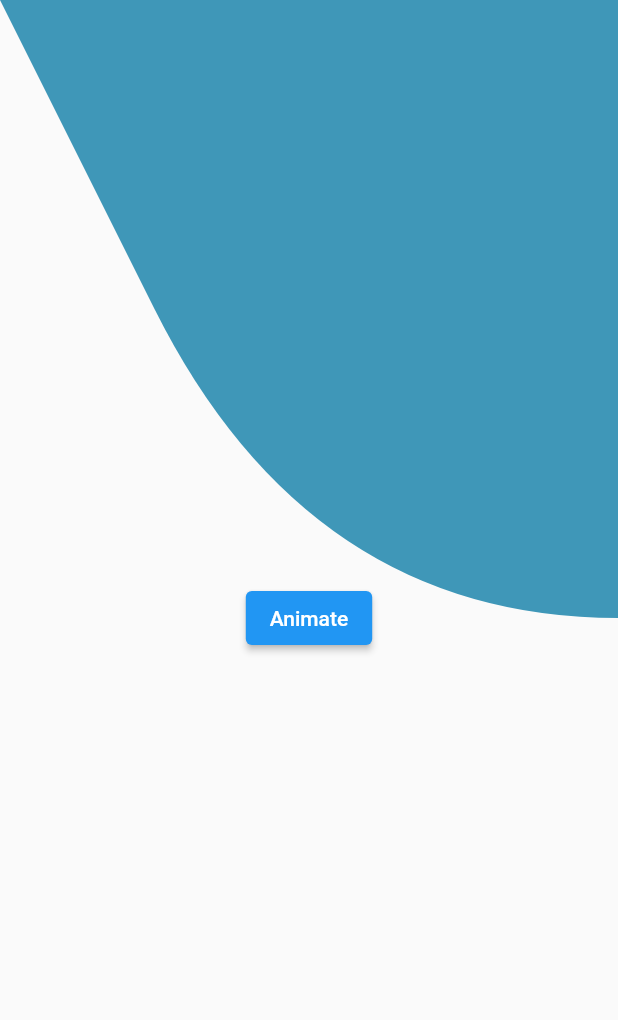
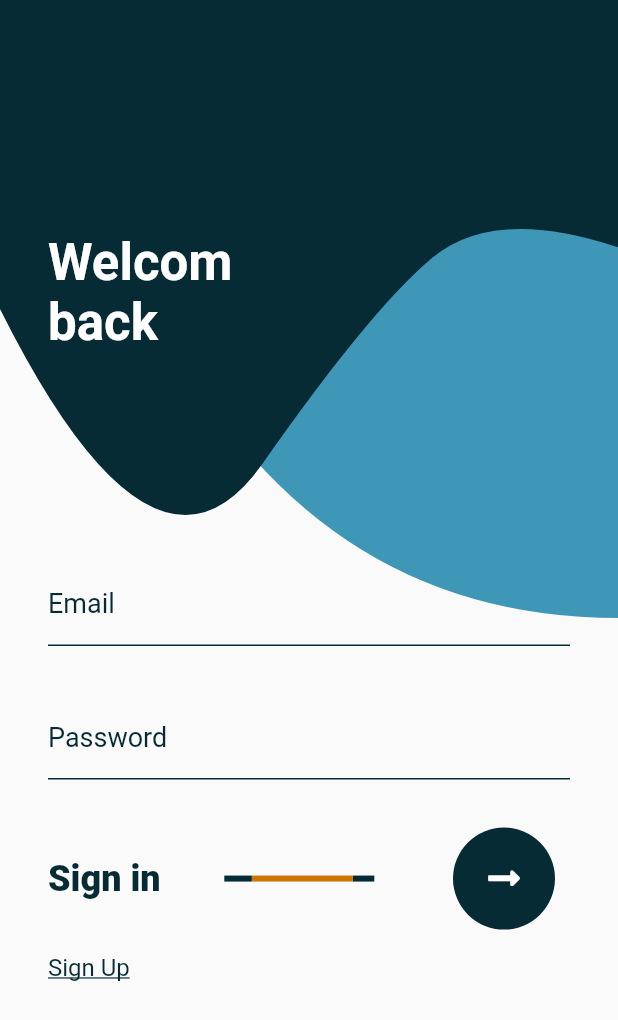
Before and after one commit to TariqHattab/Login_UI_Animation, a Flutter app: the screen it shows after launch, on a phone screen of 412 x 824 dp. Shown: the top 1020 px of the screen. Run offline on Flutter 3.47's test engine with Material 2 defaults, Android fonts, the phone set to English and light mode, and no system bars; our stand-ins replace font_awesome_flutter; generated files the repository leaves out were written again.

Commit message:
normal ui finished

```diff
--- /dev/null
+++ b/l10n.yaml
@@ -0,0 +1,3 @@
+arb-dir: lib/l10n
+template-arb-file: app_en.arb
+output-localization-file: app_localizations.dart
--- /dev/null
+++ b/lib/auth/first_animation_page.dart
@@ -0,0 +1,101 @@
+// import 'package:custom_animations_playground/auth/decoration_functions.dart';
+import 'package:animations/animations.dart';
+import 'package:custom_animations_playground/auth/widgets/background_painter.dart';
+import 'package:custom_animations_playground/auth/widgets/sign_bar.dart';
+import 'package:custom_animations_playground/auth/widgets/sign_in.dart';
+import 'package:custom_animations_playground/auth/widgets/sign_up.dart';
+import 'package:flutter/material.dart';
+
+class FirstPage extends StatefulWidget {
+  const FirstPage({Key? key}) : super(key: key);
+
+  @override
+  State<FirstPage> createState() => _FirstPageState();
+}
+
+class _FirstPageState extends State<FirstPage>
+    with SingleTickerProviderStateMixin {
+  late AnimationController _animationController;
+  ValueNotifier<bool> isOpened = ValueNotifier<bool>(false);
+  @override
+  void initState() {
+    super.initState();
+    _animationController = AnimationController(
+        vsync: this, duration: const Duration(milliseconds: 2290));
+  }
+
+  @override
+  void dispose() {
+    _animationController.dispose();
+    super.dispose();
+  }
+
+  @override
+  Widget build(BuildContext context) {
+    return Scaffold(
+      body: SafeArea(
+        child: Stack(
+          children: [
+            SizedBox.expand(
+              child: CustomPaint(
+                painter: TestPainter(animation: _animationController.view),
+                child: Container(
+                  height: 100,
+                  width: 100,
+                ),
+              ),
+            ),
+            ValueListenableBuilder<bool>(
+                valueListenable: isOpened,
+                builder: (context, isOpenedValue, ch) {
+                  return Center(
+                    child: PageTransitionSwitcher(
+                        reverse: isOpenedValue,
+                        // switchInCurve: SpringCurve(),
+                        // switchOutCurve: Curves.easeInExpo, // Curves.easeInOut,
+                        transitionBuilder:
+                            (child, animation, seconderyAnimation) {
+                          return SharedAxisTransition(
+                            animation: animation,
+                            secondaryAnimation: seconderyAnimation,
+                            fillColor: Colors.transparent,
+                            transitionType: SharedAxisTransitionType.vertical,
+                            child: child,
+                          );
+                        },
+                        duration: Duration(milliseconds: 500),
+                        child: isOpenedValue
+                            ? SignUp(onSignInClicked: () {
+                                isOpened.value = false;
+                                _animationController.reverse(from: 1);
+                              })
+                            : SignIn(onSignUpClicked: () {
+                                isOpened.value = true;
+                                _animationController.forward(from: 0);
+                              })),
+                  );
+                }),
+            // Center(
+            //   child: ElevatedButton(
+            //     child: Text('Animate'),
+            //     onPressed: () => toggleAnimation(),
+            //   ),
+            // )
+          ],
+        ),
+      ),
+    );
+  }
+
+  TickerFuture toggleAnimation() {
+    if (isOpened.value) {
+      isOpened.value = false;
+
+      return _animationController.reverse();
+    } else {
+      isOpened.value = true;
+
+      return _animationController.forward();
+    }
+  }
+}
--- a/lib/background_painter.dart
+++ b/lib/auth/widgets/background_painter.dart
@@ -1,18 +1,18 @@
 import 'dart:math';
 import 'dart:ui';
 
-import 'package:custom_animations_playground/pallet.dart';
+import 'package:custom_animations_playground/utils/pallet.dart';
 import 'package:flutter/material.dart';
 import 'package:flutter/rendering.dart';
 
 class TestPainter extends CustomPainter {
   TestPainter({required Animation<double> animation})
       : tempAnim = animation,
-        deepBluePaint = Paint()
-          ..color = Pallet.deepBlue
+        bluePaint = Paint()
+          ..color = Pallet.lightBlue
           ..style = PaintingStyle.fill,
         greyPaint = Paint()
-          ..color = Pallet.lightBlue
+          ..color = Pallet.darkBlue
           ..style = PaintingStyle.fill,
         orangePaint = Paint()
           ..color = Pallet.orange
@@ -47,7 +47,7 @@ class TestPainter extends CustomPainter {
   final Animation<double> greyAnim;
   final Animation<double> orangeAnim;
 
-  final Paint deepBluePaint;
+  final Paint bluePaint;
   final Paint greyPaint;
   final Paint orangePaint;
 
@@ -55,10 +55,12 @@ class TestPainter extends CustomPainter {
   void paint(Canvas canvas, Size size) {
     print('painting');
     // canvas.drawPaint(Paint()..color = Colors.red);
-    _paintBlue(canvas, size);
+    _paintBlue(size, canvas);
+    _paintGrey(size, canvas);
+    _paintOrange(size, canvas);
   }
 
-  _paintBlue(Canvas canvas, Size size) {
+  _paintBlue(Size size, Canvas canvas) {
     var path = Path();
     path.moveTo(size.width, size.height / 2);
     path.lineTo(size.width, 0);
@@ -70,7 +72,7 @@ class TestPainter extends CustomPainter {
     );
     print('blueAnim.value =${blueAnim.value}');
     print('tempAnim.value =${tempAnim.value}');
-    // path.quadraticBezierTo(
+    // path.quadraticBezierTo(blueAnim.value
     //     size.width * 4.9 / 5, 0, size.width, size.height / 2);
     var a = size.width / 2;
     var b = size.width;
@@ -78,14 +80,96 @@ class TestPainter extends CustomPainter {
 
     _addPointsToPath(path, [
       Point(
-        lerpDouble(0, size.width / 2, blueAnim.value) ?? 0,
+        lerpDouble(0, size.width / 3, blueAnim.value) ?? 0,
         lerpDouble(0, size.height, blueAnim.value) ?? 0,
       ),
-      Point(size.width / 2, size.height / 2),
-      Point(size.width, size.height / 2),
+      Point(
+        lerpDouble(size.width / 2, size.width * 3 / 4, liquidAnim.value) ?? 0,
+        lerpDouble(size.height / 2, size.height * 3 / 4, liquidAnim.value) ?? 0,
+      ),
+      Point(
+        size.width,
+        // size.width + size.width / 25,
+        // lerpDouble(size.height / 2, size.height * 47 / 64, liquidAnim.value) ??
+        lerpDouble(size.height / 2, size.height * 3 / 4, liquidAnim.value) ?? 0,
+      ),
     ]);
 
+    canvas.drawPath(path, bluePaint);
+  }
+
+  void _paintGrey(Size size, Canvas canvas) {
+    final path = Path();
+    path.moveTo(size.width, 300);
+    path.lineTo(size.width, 0);
+    path.lineTo(0, 0);
+    path.lineTo(
+      0,
+      lerpDouble(
+            size.height / 4,
+            size.height / 2,
+            greyAnim.value,
+          ) ??
+          0,
+    );
+    _addPointsToPath(
+      path,
+      [
+        Point(
+          size.width / 4,
+          lerpDouble(size.height / 2, size.height * 3 / 4, liquidAnim.value) ??
+              0,
+        ),
+        Point(
+          size.width * 3 / 5,
+          lerpDouble(size.height / 4, size.height / 2, liquidAnim.value) ?? 0,
+        ),
+        Point(
+          size.width * 4 / 5,
+          lerpDouble(size.height / 6, size.height / 3, greyAnim.value) ?? 0,
+        ),
+        Point(
+          size.width,
+          lerpDouble(size.height / 5, size.height / 4, greyAnim.value) ?? 0,
+        ),
+      ],
+    );
+
     canvas.drawPath(path, greyPaint);
+  }
+
+  void _paintOrange(Size size, Canvas canvas) {
+    if (orangeAnim.value > 0) {
+      final path = Path();
+
+      path.moveTo(size.width * 3 / 4, 0);
+      path.lineTo(0, 0);
+      path.lineTo(
+        0,
+        lerpDouble(0, size.height / 12, orangeAnim.value) ?? 0,
+      );
+
+      _addPointsToPath(path, [
+        Point(
+          size.width / 7,
+          lerpDouble(0, size.height / 6, liquidAnim.value) ?? 0,
+        ),
+        Point(
+          size.width / 3,
+          lerpDouble(0, size.height / 10, liquidAnim.value) ?? 0,
+        ),
+        Point(
+          size.width / 3 * 2,
+          lerpDouble(0, size.height / 8, liquidAnim.value) ?? 0,
+        ),
+        Point(
+          size.width * 3 / 4,
+          0,
+        ),
+      ]);
+
+      canvas.drawPath(path, orangePaint);
+    }
   }
 
   void _addPointsToPath(Path path, List<Point> points) {
--- /dev/null
+++ b/lib/auth/widgets/decoration_functions.dart
@@ -0,0 +1,47 @@
+import 'package:custom_animations_playground/utils/pallet.dart';
+import 'package:flutter/material.dart';
+
+InputDecoration registerInputDecoration(
+    {required String hintText, required bool isSignIn}) {
+  return InputDecoration(
+    contentPadding: const EdgeInsets.symmetric(vertical: 18.0),
+    hintStyle: TextStyle(
+        color: isSignIn ? Pallet.darkBlue : Colors.white, fontSize: 18),
+    hintText: hintText,
+    focusedBorder: UnderlineInputBorder(
+      borderSide: BorderSide(
+          color: isSignIn ? Pallet.darkBlue : Colors.white, width: 2),
+    ),
+    enabledBorder: UnderlineInputBorder(
+      borderSide: BorderSide(color: isSignIn ? Pallet.darkBlue : Colors.white),
+    ),
+    errorBorder: UnderlineInputBorder(
+      borderSide: BorderSide(color: Pallet.orange),
+    ),
+    focusedErrorBorder: const UnderlineInputBorder(
+      borderSide: BorderSide(width: 2.0, color: Pallet.orange),
+    ),
+    errorStyle: TextStyle(color: isSignIn ? Pallet.darkBlue : Colors.white),
+  );
+}
+
+InputDecoration signInInputDecoration({required String hintText}) {
+  return InputDecoration(
+    contentPadding: const EdgeInsets.symmetric(vertical: 18.0),
+    hintStyle: const TextStyle(fontSize: 18),
+    hintText: hintText,
+    focusedBorder: const UnderlineInputBorder(
+      borderSide: BorderSide(width: 2, color: Pallet.darkBlue),
+    ),
+    enabledBorder: const UnderlineInputBorder(
+      borderSide: BorderSide(color: Pallet.darkBlue),
+    ),
+    errorBorder: const UnderlineInputBorder(
+      borderSide: BorderSide(color: Pallet.darkOrange),
+    ),
+    focusedErrorBorder: const UnderlineInputBorder(
+      borderSide: BorderSide(width: 2.0, color: Pallet.darkOrange),
+    ),
+    errorStyle: const TextStyle(color: Pallet.darkOrange),
+  );
+}
--- /dev/null
+++ b/lib/auth/widgets/sign_bar.dart
@@ -0,0 +1,133 @@
+import 'package:custom_animations_playground/utils/pallet.dart';
+import 'package:flutter/material.dart';
+import 'package:font_awesome_flutter/font_awesome_flutter.dart';
+
+class SignUpBar extends StatelessWidget {
+  const SignUpBar({
+    Key? key,
+    required this.label,
+    required this.onPressed,
+    required this.isLoading,
+  }) : super(key: key);
+
+  final String label;
+  final VoidCallback onPressed;
+  final bool isLoading;
+
+  @override
+  Widget build(BuildContext context) {
+    return Padding(
+      padding: const EdgeInsets.symmetric(vertical: 16.0),
+      child: Row(
+        mainAxisAlignment: MainAxisAlignment.spaceBetween,
+        children: [
+          Text(
+            label,
+            style: const TextStyle(
+              fontWeight: FontWeight.w800,
+              color: Colors.white,
+              fontSize: 24,
+            ),
+          ),
+          Expanded(
+            child: Center(
+              child: _LoadingIndicator(isLoading: isLoading),
+            ),
+          ),
+          _RoundContinueButton(onPressed: onPressed),
+        ],
+      ),
+    );
+  }
+}
+
+class SignInBar extends StatelessWidget {
+  const SignInBar({
+    Key? key,
+    required this.label,
+    required this.isLoading,
+    required this.onPressed,
+  }) : super(key: key);
+
+  final String label;
+  final bool isLoading;
+
+  final VoidCallback onPressed;
+
+  @override
+  Widget build(BuildContext context) {
+    return Padding(
+      padding: const EdgeInsets.symmetric(vertical: 16.0),
+      child: Row(
+        mainAxisAlignment: MainAxisAlignment.spaceBetween,
+        children: [
+          Text(
+            label,
+            style: const TextStyle(
+              fontWeight: FontWeight.w800,
+              color: Pallet.darkBlue,
+              fontSize: 24,
+            ),
+          ),
+          Expanded(
+            child: Center(
+              child: _LoadingIndicator(isLoading: isLoading),
+            ),
+          ),
+          _RoundContinueButton(
+            onPressed: onPressed,
+          )
+        ],
+      ),
+    );
+  }
+}
+
+class _LoadingIndicator extends StatelessWidget {
+  const _LoadingIndicator({
+    Key? key,
+    required this.isLoading,
+  }) : super(key: key);
+
+  final bool isLoading;
+
+  @override
+  Widget build(BuildContext context) {
+    return ConstrainedBox(
+      constraints: const BoxConstraints(maxWidth: 100),
+      child: Visibility(
+        visible: isLoading,
+        child: const LinearProgressIndicator(
+          backgroundColor: Pallet.darkBlue,
+          color: Pallet.darkOrange,
+        ),
+      ),
+    );
+  }
+}
+
+class _RoundContinueButton extends StatelessWidget {
+  const _RoundContinueButton({
+    Key? key,
+    required this.onPressed,
+  }) : super(key: key);
+
+  final VoidCallback onPressed;
+
+  @override
+  Widget build(BuildContext context) {
+    return RawMaterialButton(
+      onPressed: onPressed,
+      elevation: 0.0,
+      fillColor: Pallet.darkBlue,
+      splashColor: Pallet.darkOrange,
+      padding: const EdgeInsets.all(22.0),
+      shape: const CircleBorder(),
+      child: const Icon(
+        FontAwesomeIcons.longArrowAltRight,
+        color: Colors.white,
+        size: 24.0,
+      ),
+    );
+  }
+}
--- /dev/null
+++ b/lib/auth/widgets/sign_in.dart
@@ -0,0 +1,110 @@
+import 'package:custom_animations_playground/auth/widgets/decoration_functions.dart';
+import 'package:custom_animations_playground/auth/widgets/sign_bar.dart';
+import 'package:custom_animations_playground/utils/pallet.dart';
+import 'package:flutter/material.dart';
+
+class SignIn extends StatelessWidget {
+  const SignIn({
+    Key? key,
+    required this.onSignUpClicked,
+  }) : super(key: key);
+
+  final void Function() onSignUpClicked;
+
+  @override
+  Widget build(BuildContext context) {
+    return Padding(
+      padding: const EdgeInsets.all(32.0),
+      child: Column(
+        mainAxisAlignment: MainAxisAlignment.center,
+        children: [
+          const Expanded(
+            flex: 3,
+            child: Align(
+                alignment: Alignment.centerLeft,
+                child: Text(
+                  'Welcom\nback',
+                  style: TextStyle(
+                    color: Colors.white,
+                    fontWeight: FontWeight.w600,
+                    fontSize: 34,
+                  ),
+                )),
+          ),
+          Expanded(
+            flex: 4,
+            child: ListView(
+              children: [
+                Padding(
+                  padding: const EdgeInsets.symmetric(vertical: 16),
+                  child: TextFormField(
+                      keyboardType: TextInputType.emailAddress,
+                      style: const TextStyle(
+                        fontSize: 18,
+                        color: Pallet.darkBlue,
+                      ),
+                      decoration: registerInputDecoration(
+                          hintText: 'Email', isSignIn: true),
+                      autocorrect: false,
+                      // onChanged: (value) => context
+                      //     .read<SignInHandlerStateNotifier>()
+                      //     .emailChanged(EmailAddress(value)),
+                      validator: (value) {
+                        const emailRegex =
+                            r"""^[a-zA-Z0-9.a-zA-Z0-9.!#$%&'*+-/=?^_`{|}~]+@[a-zA-Z0-9]+\.[a-zA-Z]+""";
+
+                        if (RegExp(emailRegex).hasMatch(value ?? '')) {
+                          return null;
+                        }
+                        return 'invalid email';
+                      }),
+                ),
+                Padding(
+                  padding: const EdgeInsets.symmetric(vertical: 16),
+                  child: TextFormField(
+                      autocorrect: false,
+                      obscureText: true,
+                      style: const TextStyle(
+                        fontSize: 18,
+                        color: Colors.white,
+                      ),
+                      decoration: registerInputDecoration(
+                          hintText: 'Password', isSignIn: true),
+                      validator: (value) {
+                        if (value?.isNotEmpty ?? false) {
+                          return null;
+                        }
+                        return 'password required';
+                      }),
+                ),
+                SignInBar(
+                  label: 'Sign in',
+                  isLoading: true,
+                  onPressed: () {},
+                ),
+                Align(
+                  alignment: Alignment.centerLeft,
+                  child: InkWell(
+                    splashColor: Colors.white,
+                    onTap: () {
+                      // print('cliked');
+                      onSignUpClicked();
+                    },
+                    child: const Text(
+                      'Sign Up',
+                      style: TextStyle(
+                        color: Pallet.darkBlue,
+                        fontSize: 16,
+                        decoration: TextDecoration.underline,
+                      ),
+                    ),
+                  ),
+                ),
+              ],
+            ),
+          ),
+        ],
+      ),
+    );
+  }
+}
--- a/lib/first_animation_page.dart
+++ /dev/null
@@ -1,52 +0,0 @@
-import 'package:custom_animations_playground/background_painter.dart';
-import 'package:flutter/material.dart';
-
-class FirstPage extends StatefulWidget {
-  const FirstPage({Key? key}) : super(key: key);
-
-  @override
-  State<FirstPage> createState() => _FirstPageState();
-}
-
-class _FirstPageState extends State<FirstPage>
-    with SingleTickerProviderStateMixin {
-  late AnimationController _animationController;
-
-  @override
-  void initState() {
-    super.initState();
-    _animationController = AnimationController(
-        vsync: this, duration: const Duration(milliseconds: 2290));
-  }
-
-  @override
-  Widget build(BuildContext context) {
-    print('rebuilt');
-    return Scaffold(
-      // appBar: AppBar(
-      //   title: const Text('custom paint1'),
-      // ),
-      body: SafeArea(
-        child: Stack(
-          children: [
-            SizedBox.expand(
-              child: CustomPaint(
-                painter: TestPainter(animation: _animationController.view),
-                child: Container(
-                  height: 100,
-                  width: 100,
-                ),
-              ),
-            ),
-            Center(
-              child: ElevatedButton(
-                child: Text('Animate'),
-                onPressed: () => _animationController.forward(from: 0),
-              ),
-            )
-          ],
-        ),
-      ),
-    );
-  }
-}
--- /dev/null
+++ b/lib/l10n/app_ar.arb
@@ -0,0 +1,10 @@
+{
+    "helloWorld": "مرحبا بالعالم",
+    "hello": "مرحبا",
+    "welcomBack": "مرحبا بعودتك",
+    "createAccount": "إنشاء حساب",
+    "signIn": "تسجيل الدخول",
+    "signUp": "تسجيل جديد",
+    "email": "ايميل",
+    "password": "كلمة المرور"
+}
--- /dev/null
+++ b/lib/l10n/app_en.arb
@@ -0,0 +1,13 @@
+{
+    "helloWorld": "Hello World!",
+    "@helloWorld": {
+      "description": "The conventional newborn programmer greeting"
+    },
+    "hello": "hello",
+    "welcomBack": "Welcome Back",
+    "createAccount": "Create Account",
+    "signIn": "Sign In",
+    "signUp": "Sign Up",
+    "email": "Email",
+    "password": "Password"
+}
--- a/lib/main.dart
+++ b/lib/main.dart
@@ -1,5 +1,6 @@
-import 'package:custom_animations_playground/first_animation_page.dart';
+import 'package:custom_animations_playground/auth/first_animation_page.dart';
 import 'package:flutter/material.dart';
+import 'package:flutter_gen/gen_l10n/app_localizations.dart';
 
 void main() {
   runApp(const MyApp());
@@ -15,6 +16,8 @@ class MyApp extends StatelessWidget {
       theme: ThemeData(
         primarySwatch: Colors.blue,
       ),
+      supportedLocales: AppLocalizations.supportedLocales,
+      localizationsDelegates: AppLocalizations.localizationsDelegates,
       debugShowCheckedModeBanner: false,
       home: FirstPage(),
     );
--- a/lib/pallet.dart
+++ /dev/null
@@ -1,10 +0,0 @@
-import 'package:flutter/cupertino.dart';
-
-class Pallet {
-  Pallet._();
-
-  static Color orange = const Color(0xFFFFA624);
-  static Color deepBlue = const Color(0xFF062B35);
-  static Color lightBlue = const Color(0xFF3F97B8);
-  static Color lightGrey = const Color(0xFFCBCBCB);
-}
--- /dev/null
+++ b/lib/utils/pallet.dart
@@ -0,0 +1,10 @@
+import 'package:flutter/cupertino.dart';
+
+class Pallet {
+  Pallet._();
+  static const Color darkOrange = Color(0xffCC7700);
+  static const Color orange = Color(0xFFFFA624);
+  static const Color darkBlue = Color(0xFF062B35);
+  static const Color lightBlue = Color(0xFF3F97B8);
+  static const Color lightGrey = Color(0xFFCBCBCB);
+}
```
Also changed, not shown: lib/auth/widgets/sign_up.dart (added, +110 -0 lines), pubspec.yaml (+9 -18 lines), pubspec.lock.
